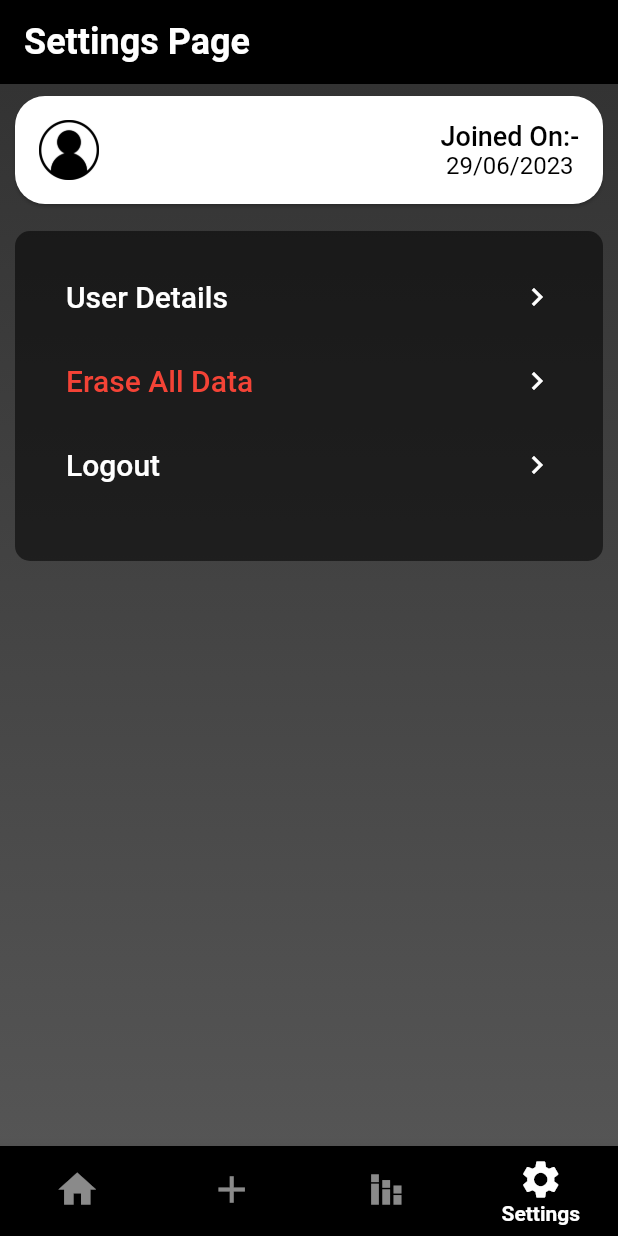
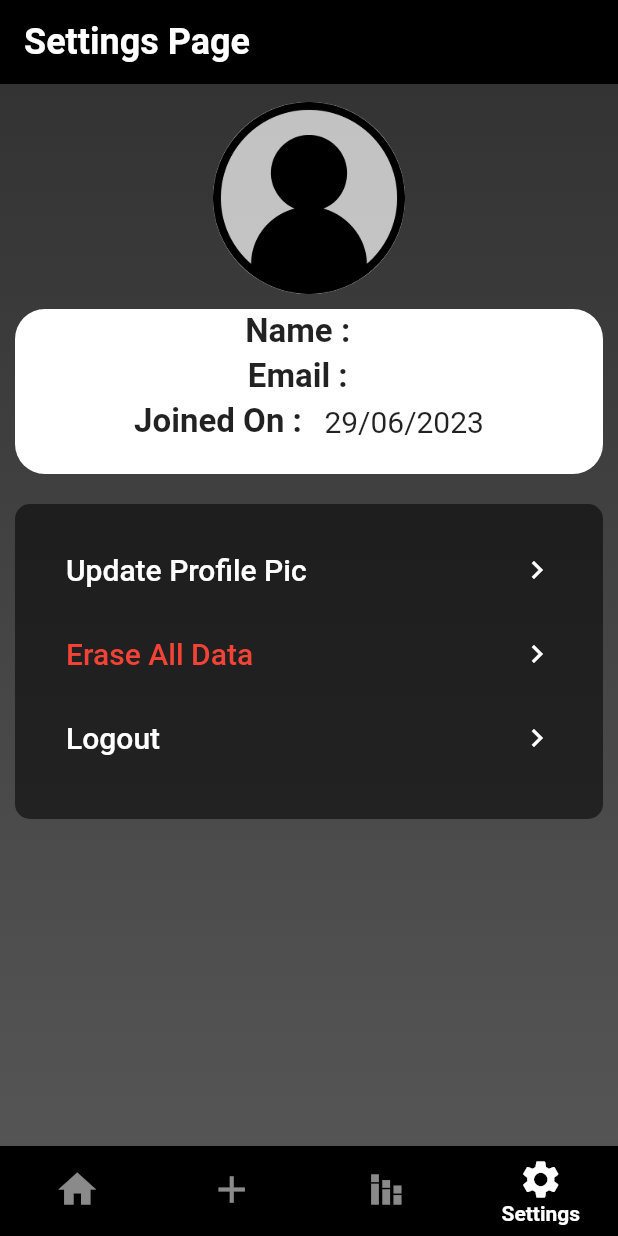
Before and after one commit to rohan2411mitra/Track-Expenses-Project, a Flutter app: the screen it shows once a user with an empty profile is signed in, item 4 of the bottom bar chosen, on a phone screen of 412 x 824 dp. Run offline on Flutter 3.47's test engine with Material 2 defaults, Android fonts, the phone set to English and light mode, and no system bars; our stand-ins replace cloud_firestore, email_validator, firebase_auth, firebase_core, image_picker, syncfusion_flutter_charts; accounts and stored records are empty.

Commit message:
Added Profile Pic

```diff
--- a/lib/reusable_widgets/chart.dart
+++ b/lib/reusable_widgets/chart.dart
@@ -16,8 +16,6 @@ class Chart extends StatefulWidget {
 
 class _ChartState extends State<Chart> {
   final user = FirebaseAuth.instance.currentUser!;
-  final Timestamp timestamp =
-      Timestamp.fromDate(DateTime.now().subtract(Duration(days: 7)));
 
   @override
   Widget build(BuildContext context) {
@@ -68,6 +66,8 @@ class _ChartState extends State<Chart> {
                       doc['Amount']));
                 }
               }
+              expenses.sort((a, b) => a.date.compareTo(b.date));
+              income.sort((a, b) => a.date.compareTo(b.date));
 
               return Padding(
                 padding: const EdgeInsets.symmetric(horizontal: 15),
--- a/lib/screens/Pages/settingspage.dart
+++ b/lib/screens/Pages/settingspage.dart
@@ -1,6 +1,8 @@
+import 'dart:io';
 import 'package:cloud_firestore/cloud_firestore.dart';
 import 'package:firebase_auth/firebase_auth.dart';
 import 'package:flutter/material.dart';
+import 'package:image_picker/image_picker.dart';
 import 'package:intl/intl.dart';
 import 'package:track_exp/screens/signin_screen.dart';
 import '../../utils/color_utils.dart';
@@ -14,6 +16,8 @@ class SettingsPage extends StatefulWidget {
 
 class _SettingsPageState extends State<SettingsPage> {
   final user = FirebaseAuth.instance.currentUser!;
+  final ImagePicker _picker = ImagePicker();
+  XFile? _imageFile;
 
   @override
   Widget build(BuildContext context) {
@@ -30,64 +34,17 @@ class _SettingsPageState extends State<SettingsPage> {
           ], begin: Alignment.topCenter, end: Alignment.bottomCenter)),
           child: Column(
             children: [
-              Card(
-                margin: const EdgeInsets.symmetric(horizontal: 10, vertical: 8),
-                shape: RoundedRectangleBorder(
-                  borderRadius: BorderRadius.circular(20.0),
-                ),
-                child: FutureBuilder(
-                  future: getUserJoiningDate(),
-                  builder: (context, snapshot) {
-                    DateTime joiningDate = snapshot.data ?? DateTime.now();
-                    if (snapshot.hasError) {
-                      return Center(
-                          child:
-                              Text("Something Went Wrong! ${snapshot.error}"));
-                    } else if (snapshot.hasData) {
-                      return ListTile(
-                        shape: RoundedRectangleBorder(
-                            borderRadius: BorderRadius.circular(5)),
-                        textColor: Colors.black,
-                        leading:
-                            Image.asset("assets/images/Person.png", height: 40),
-                        title: Text(
-                          user.displayName ?? "Unknown",
-                          style: const TextStyle(
-                              fontSize: 20, fontWeight: FontWeight.w500),
-                        ),
-                        subtitle: Text(
-                          user.email ?? "---@---.com",
-                          style: const TextStyle(
-                            fontSize: 18,
-                          ),
-                        ),
-                        trailing: Column(
-                          mainAxisAlignment: MainAxisAlignment.center,
-                          children: [
-                            const Text(
-                              "Joined On:-",
-                              style: TextStyle(
-                                  fontWeight: FontWeight.w500, fontSize: 18),
-                            ),
-                            Text(
-                              DateFormat('dd/MM/yyyy').format(joiningDate),
-                              style: const TextStyle(fontSize: 16),
-                            ),
-                          ],
-                        ),
-                      );
-                    } else {
-                      return const Center(
-                        child: CircularProgressIndicator(),
-                      );
-                    }
-                  },
-                ),
+              const SizedBox(
+                height: 10,
+              ),
+              profile(),
+              const SizedBox(
+                height: 10,
               ),
               Padding(
                 padding: const EdgeInsets.all(10.0),
                 child: Container(
-                  height: 220,
+                  height: 210,
                   padding: const EdgeInsets.all(16),
                   decoration: BoxDecoration(
                     color: Colors.black54,
@@ -108,11 +65,16 @@ class _SettingsPageState extends State<SettingsPage> {
                             padding: EdgeInsets.symmetric(
                                 vertical: 5, horizontal: 2),
                             child: Text(
-                              "User Details",
+                              "Update Profile Pic",
                               style: TextStyle(
                                   fontSize: 20, fontWeight: FontWeight.w500),
                             ),
-                          )),
+                          ),
+                        onTap: (){showModalBottomSheet(
+                          context: context,
+                          builder: ((builder) => bottomSheet()),
+                        );},
+                      ),
                       ListTile(
                         shape: RoundedRectangleBorder(
                             borderRadius: BorderRadius.circular(5)),
@@ -257,4 +219,165 @@ class _SettingsPageState extends State<SettingsPage> {
     DateTime joiningDate = document['joiningDate'].toDate().toLocal();
     return joiningDate;
   }
+
+  Widget profile() {
+    return FutureBuilder(
+      future: getUserJoiningDate(),
+      builder: (context, snapshot) {
+        DateTime joiningDate = snapshot.data ?? DateTime.now();
+        if (snapshot.hasError) {
+          return Center(child: Text("Something Went Wrong! ${snapshot.error}"));
+        } else if (snapshot.hasData) {
+          return Column(children: [
+            const SizedBox(
+              height: 2,
+            ),
+            _imageFile==null ?
+            CircleAvatar(
+              radius: 64,
+              backgroundColor: Colors.white70,
+              child: Image.asset("assets/images/Person.png"),
+            ) :
+                CircleAvatar(
+                  radius: 64,
+                  backgroundColor: Colors.white70,
+                  backgroundImage: FileImage(File(_imageFile!.path)),
+                ),
+            const SizedBox(
+              height: 10,
+            ),
+            Container(
+              margin: const EdgeInsets.symmetric(horizontal: 10),
+              height: 110,
+              decoration: BoxDecoration(
+                  borderRadius: BorderRadius.circular(20), color: Colors.white),
+              child: Column(
+                children: [
+                  Padding(
+                    padding:
+                        const EdgeInsets.symmetric(horizontal: 15, vertical: 2),
+                    child: Row(
+                        mainAxisAlignment: MainAxisAlignment.center,
+                        children: [
+                          const Text(
+                            "Name :",
+                            style: TextStyle(
+                                fontSize: 22, fontWeight: FontWeight.w700),
+                          ),
+                          const SizedBox(
+                            width: 15,
+                          ),
+                          Text(
+                            user.displayName ?? "Unknown",
+                            style: const TextStyle(
+                                fontSize: 20, fontWeight: FontWeight.w400),
+                          ),
+                        ]),
+                  ),
+                  Padding(
+                    padding:
+                        const EdgeInsets.symmetric(horizontal: 15, vertical: 2),
+                    child: Row(
+                        mainAxisAlignment: MainAxisAlignment.center,
+                        children: [
+                          const Text(
+                            "Email :",
+                            style: TextStyle(
+                                fontSize: 22, fontWeight: FontWeight.w700),
+                          ),
+                          const SizedBox(
+                            width: 15,
+                          ),
+                          Text(
+                            user.email ?? "---@---.com",
+                            style: const TextStyle(
+                                fontSize: 20, fontWeight: FontWeight.w400),
+                          ),
+                        ]),
+                  ),
+                  Padding(
+                    padding:
+                        const EdgeInsets.symmetric(horizontal: 15, vertical: 2),
+                    child: Row(
+                        mainAxisAlignment: MainAxisAlignment.center,
+                        children: [
+                          const Text(
+                            "Joined On :",
+                            style: TextStyle(
+                                fontSize: 22, fontWeight: FontWeight.w700),
+                          ),
+                          const SizedBox(
+                            width: 15,
+                          ),
+                          Text(
+                            DateFormat('dd/MM/yyyy').format(joiningDate),
+                            style: const TextStyle(
+                                fontSize: 20, fontWeight: FontWeight.w400),
+                          ),
+                        ]),
+                  )
+                ],
+              ),
+            )
+          ]);
+        } else {
+          return const Center(
+            child: CircularProgressIndicator(),
+          );
+        }
+      },
+    );
+  }
+
+  Widget bottomSheet() {
+    return Container(
+      height: 90.0,
+      width: MediaQuery.of(context).size.width,
+      margin: EdgeInsets.symmetric(
+        horizontal: 20,
+        vertical: 10,
+      ),
+      child: Column(
+        children: <Widget>[
+          Text(
+            "Choose Profile photo",
+            style: TextStyle(
+              fontSize: 20.0,
+              fontWeight: FontWeight.w700,
+            ),
+          ),
+          SizedBox(
+            height: 10,
+          ),
+          Row(mainAxisAlignment: MainAxisAlignment.center, children: <Widget>[
+            ElevatedButton.icon(
+              icon: Icon(Icons.camera),
+              onPressed: () {
+                takePhoto(ImageSource.camera);
+              },
+              label: Text("Camera"),
+            ),
+            const SizedBox(width: 20),
+            ElevatedButton.icon(
+              icon: Icon(Icons.image),
+              onPressed: () {
+                takePhoto(ImageSource.gallery);
+              },
+              label: Text("Gallery"),
+            ),
+          ])
+        ],
+      ),
+    );
+  }
+
+  void takePhoto(ImageSource source) async {
+    final pickedFile = await _picker.pickImage(
+      source: source,
+    );
+    setState(() {
+      _imageFile = pickedFile;
+    });
+  }
+
 }
--- a/lib/screens/Pages/showtransactions.dart
+++ b/lib/screens/Pages/showtransactions.dart
@@ -124,9 +124,9 @@ class _ShowExpensesState extends State<ShowExpenses> {
                     child: Row(
                       mainAxisAlignment: MainAxisAlignment.spaceBetween,
                       children: [
-                        const Text(
-                          'Top 10 By Amount',
-                          style: TextStyle(
+                        Text(
+                          (_descending) ? 'Top 10 By Amount' : "Bottom 10 By Amount",
+                          style: const TextStyle(
                               fontWeight: FontWeight.w600,
                               fontSize: 20,
                               color: Colors.white70),
--- a/pubspec.yaml
+++ b/pubspec.yaml
@@ -42,6 +42,8 @@ dependencies:
   intl: ^0.18.1
   syncfusion_flutter_charts: ^22.1.34
   cloud_firestore: ^4.8.1
+  firebase_storage: ^11.2.4
+  image_picker: ^1.0.0
 
 dev_dependencies:
   flutter_test:
```
Also changed, not shown: pubspec.lock, 1 other file.
